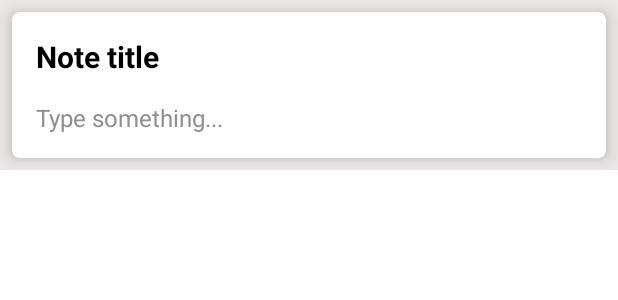
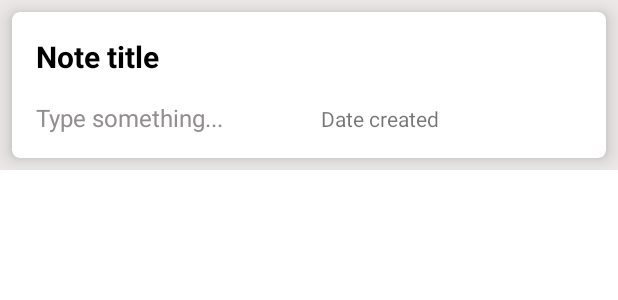
Before and after one commit to minh18112000/MyNoteApp, an Android app: the layout note_layout_adapter.xml on its own in the app's theme, with its tools: preview values and no code run, on a phone screen of 412 x 824 dp. Shown: the top 300 px of the screen. Run offline under Robolectric (Android 15) with nearby library versions, the phone set to English and light mode, and no system bars.

Commit message:
Add date created

```diff
--- a/app/src/main/java/com/example/mynoteapp/adapter/NoteAdapter.kt
+++ b/app/src/main/java/com/example/mynoteapp/adapter/NoteAdapter.kt
@@ -49,6 +49,7 @@ class NoteAdapter : RecyclerView.Adapter<NoteAdapter.NoteViewHolder>() {
         // Set note on RecycleView
         holder.itemBinding.tvNoteTitle.text = currentNote.noteTitle
         holder.itemBinding.tvNoteBody.text = currentNote.noteBody
+        holder.itemBinding.tvNoteDateCreated.text = currentNote.noteDateCreated
 
         val random = Random()
         val color = Color.argb(
--- a/app/src/main/java/com/example/mynoteapp/database/NoteDatabase.kt
+++ b/app/src/main/java/com/example/mynoteapp/database/NoteDatabase.kt
@@ -31,6 +31,8 @@ abstract class NoteDatabase : RoomDatabase() {
             context.applicationContext,
             NoteDatabase::class.java,
             "note_db"
-        ).build()
+        )
+            .fallbackToDestructiveMigration()
+            .build()
     }
 }
--- a/app/src/main/java/com/example/mynoteapp/model/Note.kt
+++ b/app/src/main/java/com/example/mynoteapp/model/Note.kt
@@ -14,5 +14,6 @@ data class Note(
     @PrimaryKey(autoGenerate = true)
     val id: Int,
     val noteTitle: String,
-    val noteBody: String
+    val noteBody: String,
+    val noteDateCreated: String
 ) : Parcelable
--- a/app/src/main/res/layout/note_layout_adapter.xml
+++ b/app/src/main/res/layout/note_layout_adapter.xml
@@ -47,15 +47,29 @@
 
             </LinearLayout>
 
+            <LinearLayout
+                android:layout_width="match_parent"
+                android:layout_height="wrap_content"
+                android:orientation="horizontal">
+
                 <TextView
                     android:id="@+id/tvNoteBody"
-                android:layout_width="match_parent"
+                    android:layout_width="190dp"
                     android:layout_height="wrap_content"
                     android:layout_marginTop="16dp"
                     android:maxHeight="170dp"
                     android:text="Type something..."
                     android:textColor="@color/hintColor"
                     android:textSize="16sp" />
+
+                <TextView
+                    android:id="@+id/tvNoteDateCreated"
+                    android:layout_width="wrap_content"
+                    android:layout_height="wrap_content"
+                    android:layout_marginTop="16dp"
+                    android:text="Date created" />
+
+            </LinearLayout>
         </LinearLayout>
 
     </androidx.cardview.widget.CardView>
```
Also changed, not shown: app/src/main/java/com/example/mynoteapp/fragments/NewNoteFragment.kt (+5 -3 lines), app/src/main/java/com/example/mynoteapp/fragments/UpdateNoteFragment.kt (+6 -2 lines). Lines whose indentation alone changed are shown as unchanged.
